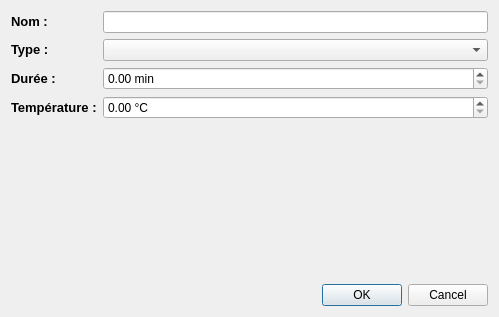
Old version of the form joliebulle/stepEditor.ui in the repository 314r/joliebulle.
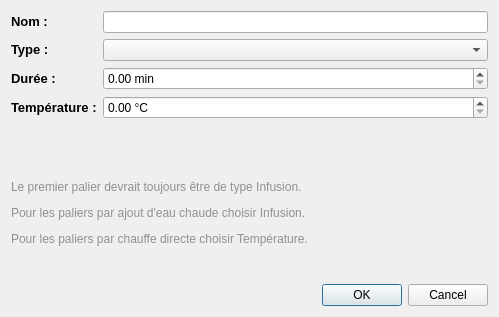
New version of the form.

Commit message: Ajout notice pour création de profils de brassage

What changed in the file:
```diff
--- a/joliebulle/stepEditor.ui
+++ b/joliebulle/stepEditor.ui
@@ -88,7 +88,7 @@
      </item>
     </layout>
    </item>
-   <item row="1" column="0">
+   <item row="2" column="0">
     <widget class="QDialogButtonBox" name="buttonBox">
      <property name="orientation">
       <enum>Qt::Horizontal</enum>
@@ -98,6 +98,13 @@
      </property>
     </widget>
    </item>
+   <item row="1" column="0">
+    <widget class="QLabel" name="label">
+     <property name="text">
+      <string>&lt;html&gt;&lt;head/&gt;&lt;body&gt;&lt;p&gt;&lt;span style=&quot; color:#909090;&quot;&gt;Le premier palier devrait toujours être de type Infusion.&lt;/span&gt;&lt;/p&gt;&lt;p&gt;&lt;span style=&quot; color:#909090;&quot;&gt;Pour les paliers par ajout d'eau chaude choisir Infusion.&lt;/span&gt;&lt;/p&gt;&lt;p&gt;&lt;span style=&quot; color:#909090;&quot;&gt;Pour les paliers par chauffe directe choisir Température.&lt;/span&gt;&lt;/p&gt;&lt;/body&gt;&lt;/html&gt;</string>
+     </property>
+    </widget>
+   </item>
   </layout>
  </widget>
  <resources/>
```
